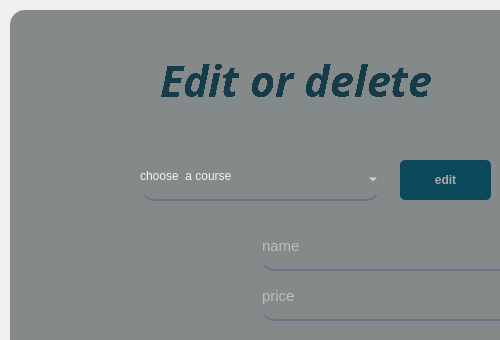
IxBahy/EDU-center-system, file UIs/edit_c.ui: the form before one commit; both pictures show x 0 to 500 and y 0 to 340 of the 800 by 600 pixel window.
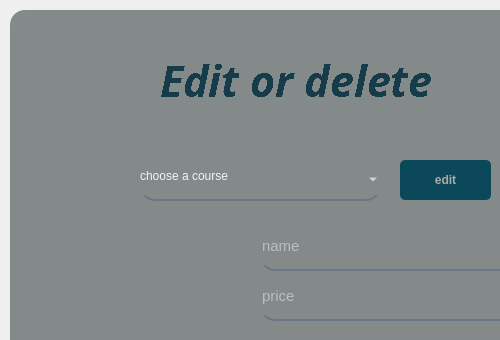
The form after the commit.

```diff
--- a/UIs/edit_c.ui
+++ b/UIs/edit_c.ui
@@ -343,7 +343,7 @@
      </property>
      <item>
       <property name="text">
-       <string>choose  a course</string>
+       <string>choose a course</string>
       </property>
      </item>
     </widget>
```
